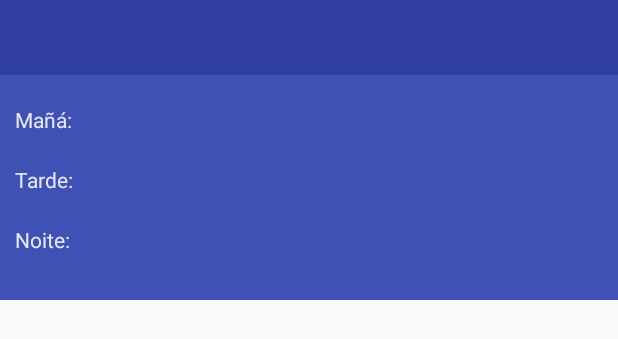
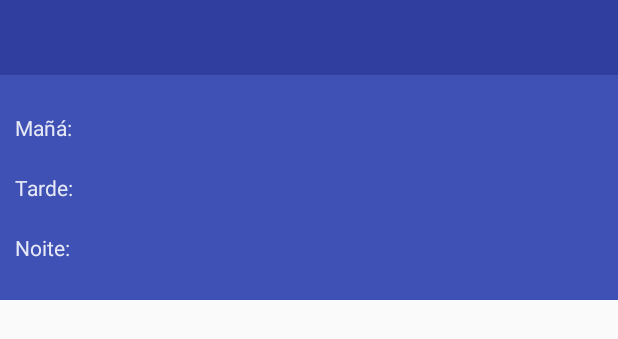
Before and after one commit to HorseLuis/MeteoGaliciApp, an Android app: the layout layout_extend.xml on its own in the app's theme, with its tools: preview values and no code run, on a phone screen of 412 x 824 dp. Shown: the top 339 px of the screen. Run offline under Robolectric (Android 15) with nearby library versions, the phone set to English and light mode, and no system bars; network calls fail.

Commit message:
Elementos de los layouts de extensión con posición vertical arreglada.

```diff
--- a/app/src/main/res/layout/layout_extend.xml
+++ b/app/src/main/res/layout/layout_extend.xml
@@ -61,7 +61,8 @@
             android:id="@+id/Manhana"
             android:layout_width="50dp"
             android:layout_height="30dp"
-            android:layout_marginLeft="10dp"/>
+            android:layout_marginLeft="10dp"
+            android:gravity="center_vertical"/>
         <ImageView
             android:layout_weight="5"
             android:id="@+id/IMGcieloM"
@@ -74,14 +75,15 @@
             android:layout_weight="1"
             android:layout_width="20dp"
             android:layout_height="20dp"
-            android:layout_marginRight="5dp"/>
+            android:layout_marginRight="5dp"
+            android:layout_gravity="center_vertical"/>
         <TextView
             android:textColor="@color/text_primary"
             android:layout_weight="1"
             android:id="@+id/RAINM"
             android:layout_width="@dimen/porcentaje_lluvia"
             android:layout_height="match_parent"
-            android:gravity="right"
+            android:gravity="center_vertical"
             android:layout_marginRight="5dp"/>
     </LinearLayout>
 
@@ -97,7 +99,8 @@
             android:id="@+id/Tarde"
             android:layout_width="50dp"
             android:layout_height="30dp"
-            android:layout_marginLeft="10dp"/>
+            android:layout_marginLeft="10dp"
+            android:gravity="center_vertical"/>
         <ImageView
             android:layout_weight="5"
             android:id="@+id/IMGcieloT"
@@ -110,7 +113,8 @@
             android:layout_weight="1"
             android:layout_width="20dp"
             android:layout_height="20dp"
-            android:layout_marginRight="5dp"/>
+            android:layout_marginRight="5dp"
+            android:layout_gravity="center_vertical"/>
 
         <TextView
             android:textColor="@color/text_primary"
@@ -118,7 +122,7 @@
             android:id="@+id/RAINT"
             android:layout_width="@dimen/porcentaje_lluvia"
             android:layout_height="match_parent"
-            android:gravity="right"
+            android:gravity="center_vertical"
             android:layout_marginRight="5dp"/>
     </LinearLayout>
 
@@ -134,7 +138,8 @@
             android:id="@+id/Noche"
             android:layout_width="50dp"
             android:layout_height="30dp"
-            android:layout_marginLeft="10dp"/>
+            android:layout_marginLeft="10dp"
+            android:gravity="center_vertical"/>
         <ImageView
             android:layout_weight="5"
             android:id="@+id/IMGcieloN"
@@ -147,14 +152,15 @@
             android:layout_weight="1"
             android:layout_width="20dp"
             android:layout_height="20dp"
-            android:layout_marginRight="5dp"/>
+            android:layout_marginRight="5dp"
+            android:layout_gravity="center_vertical"/>
         <TextView
             android:textColor="@color/text_primary"
             android:layout_weight="1"
             android:id="@+id/RAINN"
             android:layout_width="@dimen/porcentaje_lluvia"
             android:layout_height="match_parent"
-            android:gravity="right"
+            android:gravity="center_vertical"
             android:layout_marginRight="5dp"/>
     </LinearLayout>
 
--- a/app/src/main/res/layout/layout_extend_lp.xml
+++ b/app/src/main/res/layout/layout_extend_lp.xml
@@ -59,7 +59,8 @@
             android:id="@+id/Dia"
             android:layout_width="50dp"
             android:layout_height="30dp"
-            android:layout_marginLeft="10dp"/>
+            android:layout_marginLeft="10dp"
+            android:gravity="center_vertical"/>
         <ImageView
             android:layout_weight="5"
             android:id="@+id/IMGcielo"
@@ -72,14 +73,15 @@
             android:layout_weight="1"
             android:layout_width="20dp"
             android:layout_height="20dp"
-            android:layout_marginRight="5dp"/>
+            android:layout_marginRight="5dp"
+            android:layout_gravity="center_vertical"/>
         <TextView
             android:textColor="@color/text_primary"
             android:layout_weight="1"
             android:id="@+id/RAIN"
             android:layout_width="@dimen/porcentaje_lluvia"
             android:layout_height="match_parent"
-            android:gravity="right"
-            android:layout_marginRight="5dp"/>
+            android:layout_marginRight="5dp"
+            android:gravity="center_vertical"/>
     </LinearLayout>
 </LinearLayout>
```
